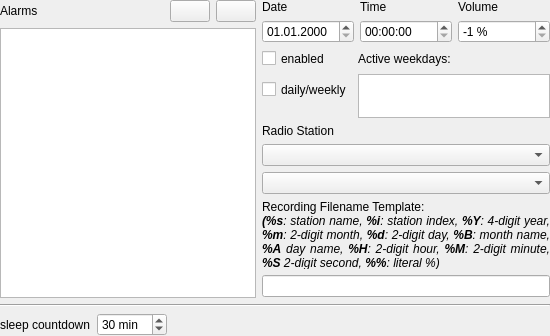
Before: the Qt Designer form plugins/timecontrol/timecontrol-configuration-ui.ui in pbek/kradio, drawn with Qt 5.
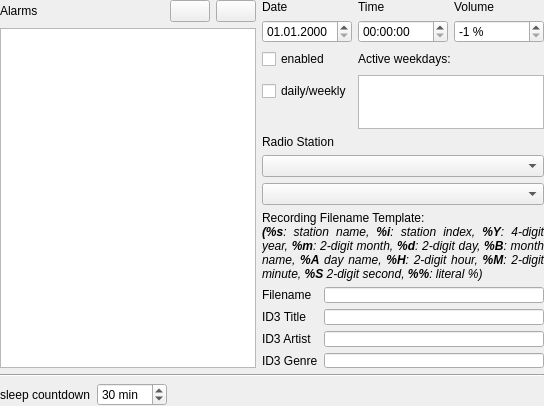
After: the same form once the commit is applied. Custom widgets are drawn as their Qt base class.

Commit message: added support for id3 tags in recording configuration

Diff of the .ui file:
```diff
--- a/plugins/timecontrol/timecontrol-configuration-ui.ui
+++ b/plugins/timecontrol/timecontrol-configuration-ui.ui
@@ -6,8 +6,8 @@
    <rect>
     <x>0</x>
     <y>0</y>
-    <width>550</width>
-    <height>336</height>
+    <width>544</width>
+    <height>406</height>
    </rect>
   </property>
   <layout class="QGridLayout">
@@ -290,7 +290,55 @@
       </widget>
      </item>
      <item>
-      <widget class="QLineEdit" name="editRecordingTemplate"/>
+      <layout class="QGridLayout">
+       <item row="0" column="1">
+        <widget class="QLineEdit" name="editRecordingTemplateFileName">
+         <property name="sizePolicy">
+          <sizepolicy hsizetype="Expanding" vsizetype="Fixed">
+           <horstretch>0</horstretch>
+           <verstretch>0</verstretch>
+          </sizepolicy>
+         </property>
+        </widget>
+       </item>
+       <item row="1" column="1">
+        <widget class="QLineEdit" name="editRecordingTemplateID3Title"/>
+       </item>
+       <item row="2" column="1">
+        <widget class="QLineEdit" name="editRecordingTemplateID3Artist"/>
+       </item>
+       <item row="3" column="1">
+        <widget class="QLineEdit" name="editRecordingTemplateID3Genre"/>
+       </item>
+       <item row="0" column="0">
+        <widget class="QLabel" name="labelRecordingTemplateFilename">
+         <property name="text">
+          <string>Filename</string>
+         </property>
+        </widget>
+       </item>
+       <item row="1" column="0">
+        <widget class="QLabel" name="labelRecordingTemplateID3Title">
+         <property name="text">
+          <string>ID3 Title</string>
+         </property>
+        </widget>
+       </item>
+       <item row="2" column="0">
+        <widget class="QLabel" name="labelRecordingTemplateID3Artist">
+         <property name="text">
+          <string>ID3 Artist</string>
+         </property>
+        </widget>
+       </item>
+       <item row="3" column="0">
+        <widget class="QLabel" name="labelRecordingTemplateID3Genre">
+         <property name="text">
+          <string>ID3 Genre</string>
+         </property>
+        </widget>
+       </item>
+      </layout>
      </item>
     </layout>
    </item>
```
Left out of the diff: 14 changed lines with no effect on the pictures. The commit also changes 25 other files.
